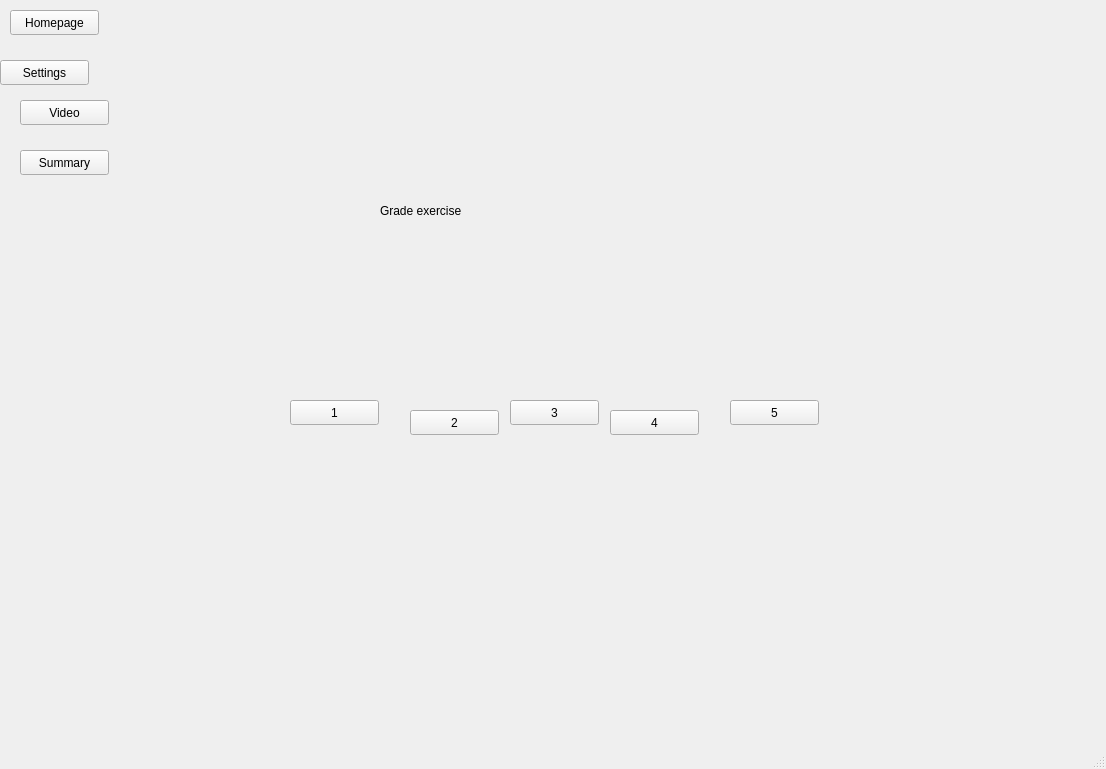
The window that ui/MainView.ui (TheGeniesis/PAK) describes before a commit, drawn with Qt 5.
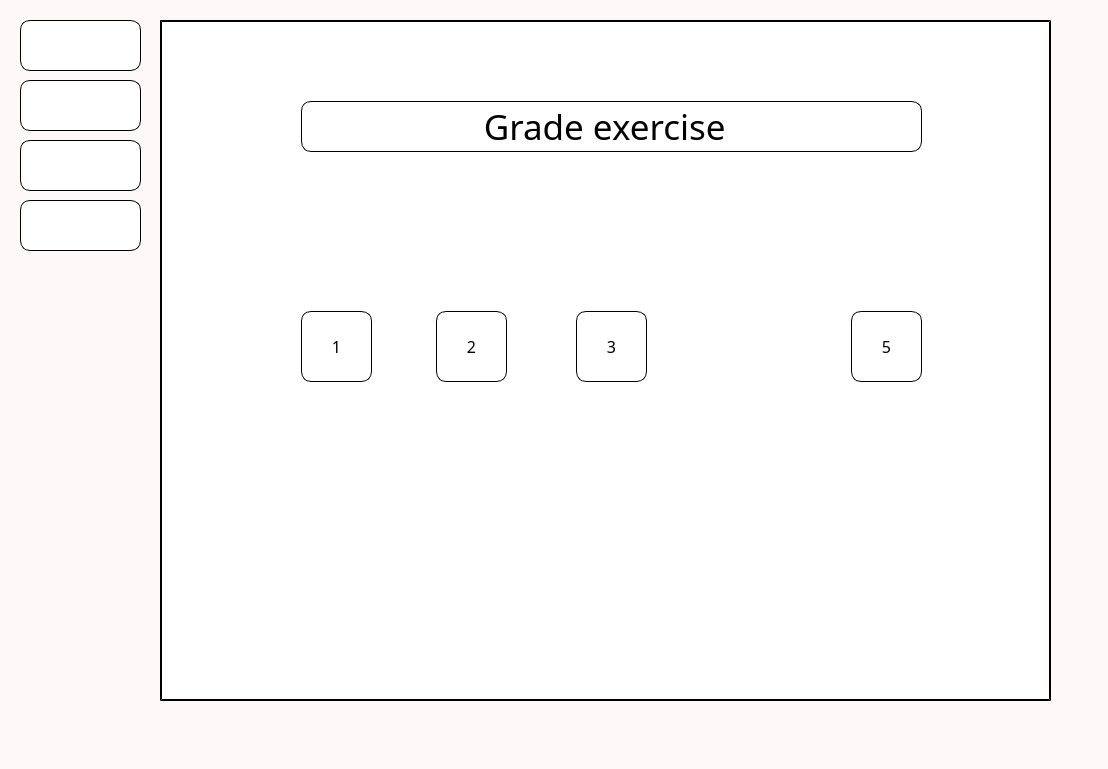
The same window after the commit. The open tabs and pages were chosen to show the change. Icons and pictures are not drawn.

The edit to the form file:
```diff
--- a/ui/MainView.ui
+++ b/ui/MainView.ui
@@ -6,23 +6,37 @@
    <rect>
     <x>0</x>
     <y>0</y>
-    <width>1106</width>
+    <width>1108</width>
     <height>769</height>
    </rect>
   </property>
   <property name="windowTitle">
    <string>MainWindow</string>
   </property>
+  <property name="styleSheet">
+   <string notr="true">background-color: rgb(255, 248, 249);</string>
+  </property>
   <widget class="QWidget" name="centralwidget">
    <widget class="QStackedWidget" name="page_main">
     <property name="geometry">
      <rect>
-      <x>200</x>
+      <x>160</x>
       <y>20</y>
-      <width>741</width>
-      <height>731</height>
+      <width>891</width>
+      <height>681</height>
      </rect>
     </property>
+    <property name="autoFillBackground">
+     <bool>false</bool>
+    </property>
+    <property name="styleSheet">
+     <string notr="true">border-style: outset;
+background-color: rgb(255, 255, 255);
+border-width: 1px;
+border-radius: 1px;
+border-color: black;
+font: bold14px;</string>
+    </property>
     <property name="currentIndex">
      <number>5</number>
     </property>
@@ -271,12 +285,30 @@
      <widget class="QPushButton" name="b_exercise_grade_1">
       <property name="geometry">
        <rect>
-        <x>90</x>
-        <y>380</y>
-        <width>89</width>
-        <height>25</height>
+        <x>140</x>
+        <y>290</y>
+        <width>71</width>
+        <height>71</height>
        </rect>
       </property>
+      <property name="font">
+       <font>
+        <family>Segoe WP</family>
+        <pointsize>12</pointsize>
+        <weight>50</weight>
+        <italic>false</italic>
+        <bold>false</bold>
+       </font>
+      </property>
+      <property name="styleSheet">
+       <string notr="true">image url(:/Star/png/star.png);
+border-style: outset;
+border-width: 1px;
+border-radius: 10px;
+border-color: black;
+font: bold14px;
+background-color: rgb(255, 255, 255);</string>
+      </property>
       <property name="text">
        <string>1</string>
       </property>
@@ -284,12 +316,25 @@
      <widget class="QPushButton" name="b_exercise_grade_2">
       <property name="geometry">
        <rect>
-        <x>210</x>
-        <y>390</y>
-        <width>89</width>
-        <height>25</height>
+        <x>275</x>
+        <y>290</y>
+        <width>71</width>
+        <height>71</height>
        </rect>
       </property>
+      <property name="font">
+       <font>
+        <family>Segoe WP</family>
+        <pointsize>12</pointsize>
+        <weight>50</weight>
+        <italic>false</italic>
+        <bold>false</bold>
+       </font>
+      </property>
+      <property name="styleSheet">
+       <string notr="true">border-width: 1px;
+border-radius: 10px;</string>
+      </property>
       <property name="text">
        <string>2</string>
       </property>
@@ -297,12 +342,25 @@
      <widget class="QPushButton" name="b_exercise_grade_3">
       <property name="geometry">
        <rect>
-        <x>310</x>
-        <y>380</y>
-        <width>89</width>
-        <height>25</height>
+        <x>415</x>
+        <y>290</y>
+        <width>71</width>
+        <height>71</height>
        </rect>
       </property>
+      <property name="font">
+       <font>
+        <family>Segoe WP</family>
+        <pointsize>12</pointsize>
+        <weight>50</weight>
+        <italic>false</italic>
+        <bold>false</bold>
+       </font>
+      </property>
+      <property name="styleSheet">
+       <string notr="true">border-width: 1px;
+border-radius: 10px;</string>
+      </property>
       <property name="text">
        <string>3</string>
       </property>
@@ -310,25 +368,52 @@
      <widget class="QPushButton" name="b_exercise_grade_4">
       <property name="geometry">
        <rect>
-        <x>410</x>
-        <y>390</y>
-        <width>89</width>
-        <height>25</height>
+        <x>555</x>
+        <y>290</y>
+        <width>71</width>
+        <height>71</height>
        </rect>
       </property>
+      <property name="font">
+       <font>
+        <family>Segoe WP</family>
+        <pointsize>12</pointsize>
+        <weight>50</weight>
+        <italic>false</italic>
+        <bold>false</bold>
+       </font>
+      </property>
+      <property name="styleSheet">
+       <string notr="true">background: transparent;
+border: none;
+image: url(:/faces/png/dissapointed.png);</string>
+      </property>
       <property name="text">
-       <string>4</string>
+       <string/>
       </property>
      </widget>
      <widget class="QPushButton" name="b_exercise_grade_5">
       <property name="geometry">
        <rect>
-        <x>530</x>
-        <y>380</y>
-        <width>89</width>
-        <height>25</height>
+        <x>690</x>
+        <y>290</y>
+        <width>71</width>
+        <height>71</height>
        </rect>
       </property>
+      <property name="font">
+       <font>
+        <family>Segoe WP</family>
+        <pointsize>12</pointsize>
+        <weight>50</weight>
+        <italic>false</italic>
+        <bold>false</bold>
+       </font>
+      </property>
+      <property name="styleSheet">
+       <string notr="true">border-width: 1px;
+border-radius: 10px;</string>
+      </property>
       <property name="text">
        <string>5</string>
       </property>
@@ -336,14 +421,28 @@
      <widget class="QLabel" name="label_8">
       <property name="geometry">
        <rect>
-        <x>180</x>
-        <y>160</y>
-        <width>371</width>
-        <height>61</height>
+        <x>140</x>
+        <y>80</y>
+        <width>621</width>
+        <height>51</height>
        </rect>
       </property>
+      <property name="font">
+       <font>
+        <family>Segoe WP</family>
+        <pointsize>26</pointsize>
+        <weight>50</weight>
+        <italic>false</italic>
+        <bold>false</bold>
+       </font>
+      </property>
+      <property name="styleSheet">
+       <string notr="true">border-width: 1px;
+border-radius: 10px;
+border-color: black;</string>
+      </property>
       <property name="text">
-       <string>Grade exercise</string>
+       <string>                   Grade exercise</string>
       </property>
      </widget>
     </widget>
@@ -479,68 +578,94 @@
      </widget>
     </widget>
    </widget>
-   <widget class="QPushButton" name="nav_main">
-    <property name="geometry">
-     <rect>
-      <x>10</x>
-      <y>10</y>
-      <width>89</width>
-      <height>25</height>
-     </rect>
-    </property>
-    <property name="text">
-     <string>Homepage</string>
-    </property>
-   </widget>
    <widget class="QPushButton" name="nav_settings">
     <property name="geometry">
      <rect>
-      <x>0</x>
-      <y>60</y>
-      <width>89</width>
-      <height>25</height>
+      <x>20</x>
+      <y>80</y>
+      <width>121</width>
+      <height>51</height>
      </rect>
     </property>
+    <property name="styleSheet">
+     <string notr="true">image: url(:/Settings/png/Settings.png);
+border-style: outset;
+border-width: 1px;
+border-radius: 10px;
+border-color: black;
+font: bold14px;
+background-color: rgb(255, 255, 255);</string>
+    </property>
     <property name="text">
-     <string>Settings</string>
+     <string/>
     </property>
    </widget>
    <widget class="QPushButton" name="nav_video">
     <property name="geometry">
      <rect>
       <x>20</x>
-      <y>100</y>
-      <width>89</width>
-      <height>25</height>
+      <y>140</y>
+      <width>121</width>
+      <height>51</height>
      </rect>
     </property>
+    <property name="styleSheet">
+     <string notr="true">image: url(:/Video/png/video.png);
+border-style: outset;
+border-width: 1px;
+border-radius: 10px;
+border-color: black;
+font: bold14px;
+background-color: rgb(255, 255, 255);</string>
+    </property>
     <property name="text">
-     <string>Video</string>
+     <string/>
     </property>
    </widget>
    <widget class="QPushButton" name="nav_summary">
     <property name="geometry">
      <rect>
       <x>20</x>
-      <y>150</y>
-      <width>89</width>
-      <height>25</height>
+      <y>200</y>
+      <width>121</width>
+      <height>51</height>
      </rect>
     </property>
+    <property name="styleSheet">
+     <string notr="true">image: url(:/Summary/png/summary.png);
+border-style: outset;
+border-width: 1px;
+border-radius: 10px;
+border-color: black;
+font: bold14px;
+background-color: rgb(255, 255, 255);</string>
+    </property>
     <property name="text">
-     <string>Summary</string>
+     <string/>
     </property>
    </widget>
-  </widget>
-  <widget class="QMenuBar" name="menubar">
-   <property name="geometry">
-    <rect>
-     <x>0</x>
-     <y>0</y>
-     <width>1106</width>
-     <height>22</height>
-    </rect>
-   </property>
+   <widget class="QPushButton" name="nav_main">
+    <property name="geometry">
+     <rect>
+      <x>20</x>
+      <y>20</y>
+      <width>121</width>
+      <height>51</height>
+     </rect>
+    </property>
+    <property name="styleSheet">
+     <string notr="true">border-style: outset;
+image: url(:/Main/png/home.png);
+border-width: 1px;
+border-radius: 10px;
+border-color: black;
+font: bold14px;
+background-color: rgb(255, 255, 255);</string>
+    </property>
+    <property name="text">
+     <string/>
+    </property>
+   </widget>
   </widget>
   <widget class="QStatusBar" name="statusbar"/>
  </widget>
```
Left out of the diff: 459 changed lines with no effect on the pictures.
